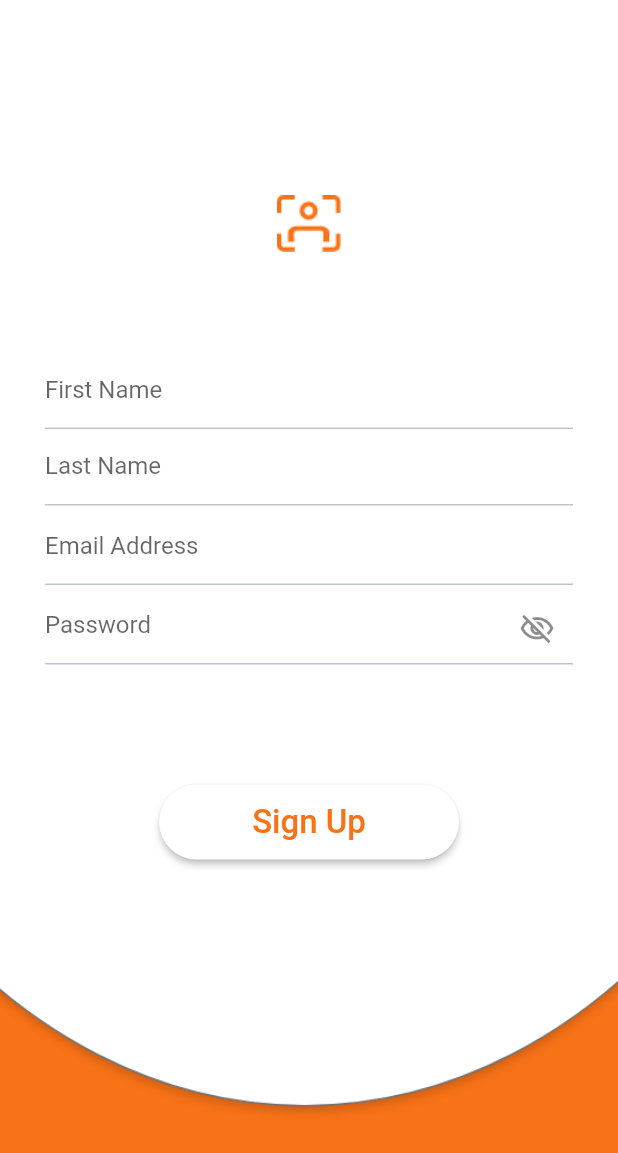
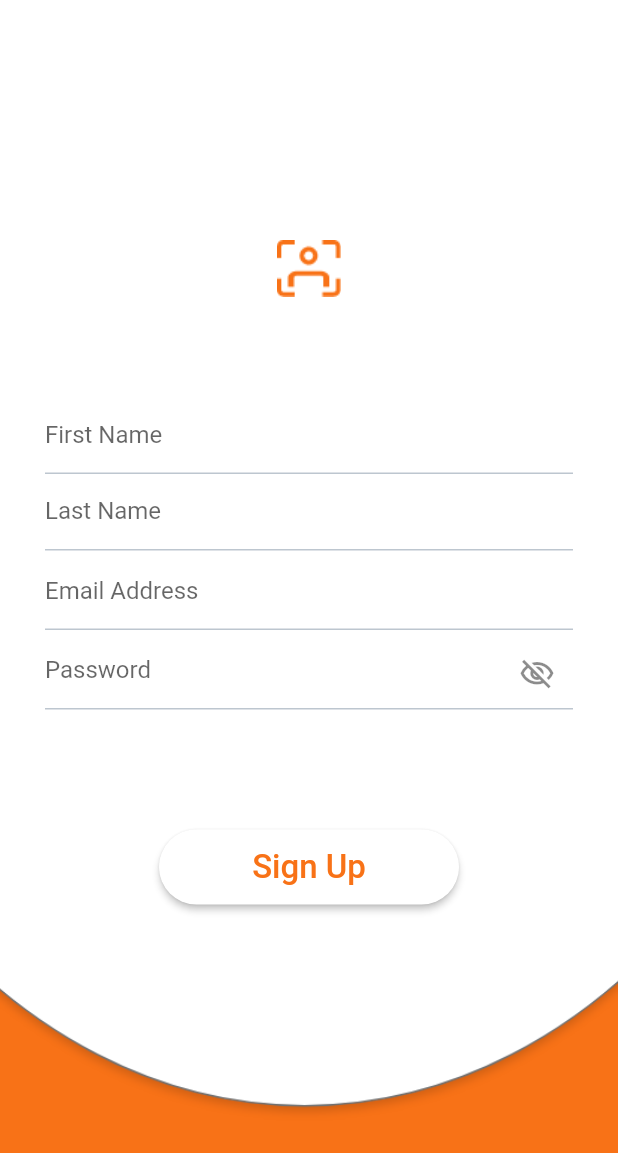
Before and after one commit to MohammedMahmmoud/Corner-AR-GP, a Flutter app: the screen it shows after launch, after a tap on "Sign up", on a phone screen of 412 x 824 dp. Shown: the top 1153 px of the screen. Run offline on Flutter 3.47's test engine with Material 2 defaults, Android fonts, the phone set to English and light mode, and no system bars; our stand-ins replace camera, cloud_firestore, file_picker, firebase_auth, firebase_core, firebase_storage and 3 more; missing offline and left inert: dart:ffi, firebase_app_check, flutter_unity_widget; accounts and stored records are empty.

```diff
--- a/lib/authentication/login/LoginPage.dart
+++ b/lib/authentication/login/LoginPage.dart
@@ -47,7 +47,7 @@ class _LoginState extends State<Login> {
               ),
             ),
             Container(
-              padding: const EdgeInsets.fromLTRB(30, 130, 30, 12),
+              padding: const EdgeInsets.fromLTRB(30, 200, 30, 12),
               child: SingleChildScrollView(
                   child: Column(
                     crossAxisAlignment: CrossAxisAlignment.stretch,
@@ -55,6 +55,7 @@ class _LoginState extends State<Login> {
                       Form(
                         key: _loginFormKey,
                         child: Column(
+
                           children: [
                             Container(
                               child: Image.asset('assets/logAndRegisterIcon.png'),
--- a/lib/authentication/registration/registration_screen.dart
+++ b/lib/authentication/registration/registration_screen.dart
@@ -56,7 +56,7 @@ class _registrationScreenState extends State<RegistrationScreen> {
             ),
           ),
           Container(
-              padding: const EdgeInsets.fromLTRB(30, 130, 30, 12),
+              padding: const EdgeInsets.fromLTRB(30, 160, 30, 12),
             child: SingleChildScrollView(
               child: Column(
                 mainAxisAlignment: MainAxisAlignment.center,
--- a/lib/components/drawer_component.dart
+++ b/lib/components/drawer_component.dart
@@ -44,6 +44,7 @@ Drawer sideMenu(
           listMenuButtons(
               buttonName: 'Edit Profile',
               onPressedButton: (){
+                Navigator.pop(buildContext);
                 Navigator.push(
                     buildContext,
                     MaterialPageRoute<void>(
--- a/lib/main.dart
+++ b/lib/main.dart
@@ -40,6 +40,7 @@ class MyApp extends StatelessWidget {
         }
 
         return MaterialApp(
+          debugShowCheckedModeBanner: false,
           routes: {
             RegistrationScreen.routeName: (context) =>
                 RegistrationScreen(isAdmin: false),
```
Also changed, not shown: lib/main_screens/home_screen/user_homescreen.dart (+8 -9 lines), pubspec.yaml (+8 -0 lines), pubspec.lock, 23 other files.
